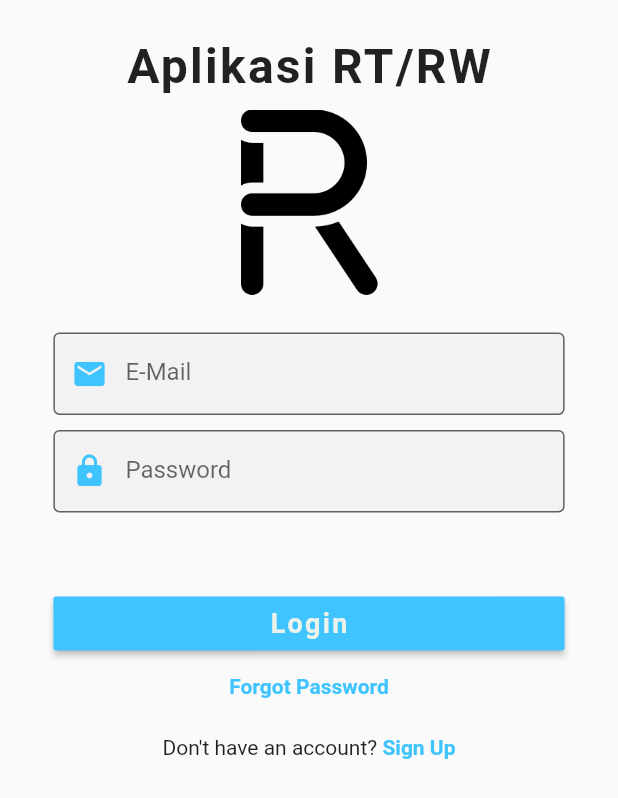
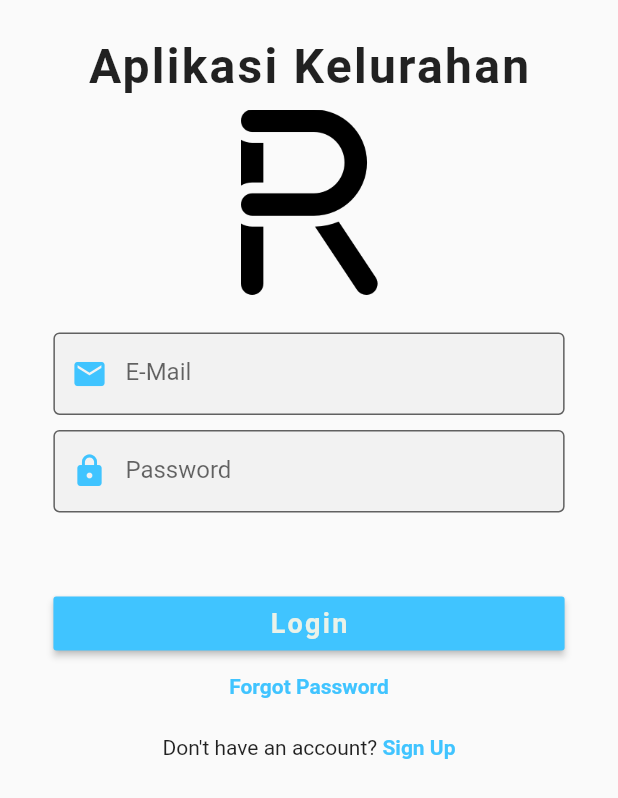
Before and after one commit to AzisBasyari/aplikasi_kelurahan, a Flutter app: the screen it shows after launch, on a phone screen of 412 x 824 dp. Shown: the top 798 px of the screen. Run offline on Flutter 3.47's test engine with Material 2 defaults, Android fonts, the phone set to English and light mode, and no system bars; drawn by our look-alikes of loading_overlay; our stand-ins replace camera, flutter_map, font_awesome_flutter, geolocator, get_it, latlong and 6 more; missing offline and left inert: dart_amqp, ftpclient, geocoder; accounts and stored records are empty.

```diff
--- /dev/null
+++ b/lib/constants/user.txt
@@ -0,0 +1,3 @@
+email: ziss@email
+password: ziss
+kode registrasi: 2WSC5
--- a/lib/ui/views/login_view.dart
+++ b/lib/ui/views/login_view.dart
@@ -28,7 +28,7 @@ class LoginView extends StatelessWidget {
                     child: Column(
                       children: <Widget>[
                         verticalSpaceMedium,
-                        Text("Aplikasi RT/RW", style: titleTextStyle,),
+                        Text("Aplikasi Kelurahan", style: titleTextStyle,),
                         verticalSpaceSmall,
                         Image.asset(
                           'assets/logo.png',
```
